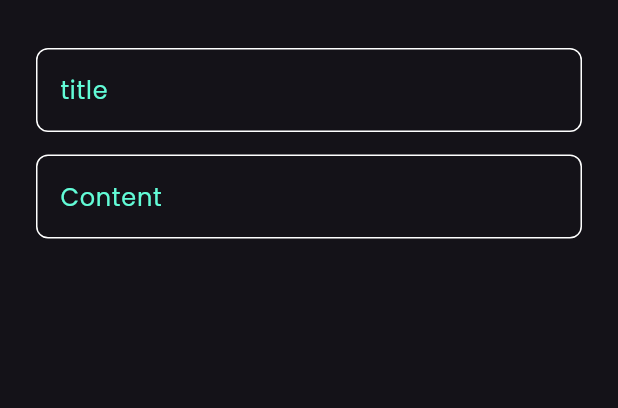
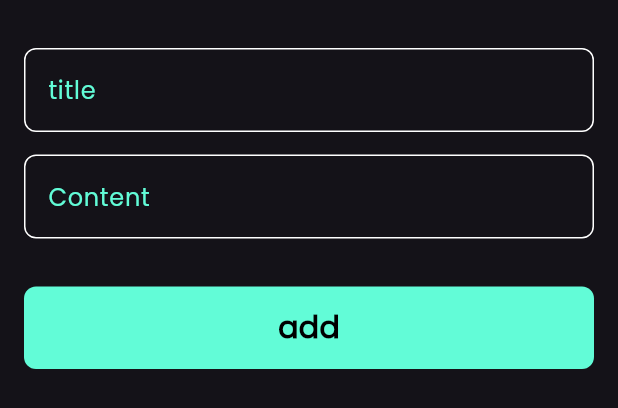
Before and after one commit to mohamedelgilany3/note_app, a Flutter app: the AddNoteBottomSheet widget shown alone on an empty page, opened directly, on a phone screen of 412 x 824 dp. Shown: the top 408 px of the screen. Run offline on Flutter 3.47's test engine with Material 3 defaults, Android fonts, the phone set to English and light mode, and no system bars; our stand-ins replace font_awesome_flutter.

Commit message:
finish notes button  sheet

```diff
--- a/lib/widgets/add_note_bottom_sheet.dart
+++ b/lib/widgets/add_note_bottom_sheet.dart
@@ -1,4 +1,5 @@
 import 'package:flutter/material.dart';
+import 'package:my_first_note_app/widgets/custom_button.dart';
 import 'package:my_first_note_app/widgets/custom_text_field.dart';
 
 class AddNoteBottomSheet extends StatelessWidget {
@@ -7,7 +8,8 @@
   @override
   Widget build(BuildContext context) {
     return Padding(
-      padding: const EdgeInsets.symmetric(horizontal: 24),
+      padding: const EdgeInsets.symmetric(horizontal: 16),
+      child: SingleChildScrollView(
         child: Column(
           children: [
             SizedBox(
@@ -23,7 +25,15 @@
               hint: 'Content',
               maxLine: 5,
             ),
+            SizedBox(
+              height: 32,
+            ),
+            CustomButton(),
+            SizedBox(
+              height: 16,
+            ),
           ],
+        ),
       ),
     );
   }
--- /dev/null
+++ b/lib/widgets/custom_button.dart
@@ -0,0 +1,22 @@
+import 'package:flutter/material.dart';
+import 'package:my_first_note_app/constant.dart';
+
+class CustomButton extends StatelessWidget {
+  const CustomButton({super.key});
+
+  @override
+  Widget build(BuildContext context) {
+    return Container(
+      width: MediaQuery.of(context).size.width,
+      height: 55,
+      decoration: BoxDecoration(
+          color: kPrimaryColor, borderRadius: BorderRadius.circular(8)),
+      child: Center(
+          child: Text(
+        'add',
+        style: TextStyle(
+            color: Colors.black, fontSize: 20, fontWeight: FontWeight.bold),
+      )),
+    );
+  }
+}
```
Lines whose indentation alone changed are shown as unchanged.
